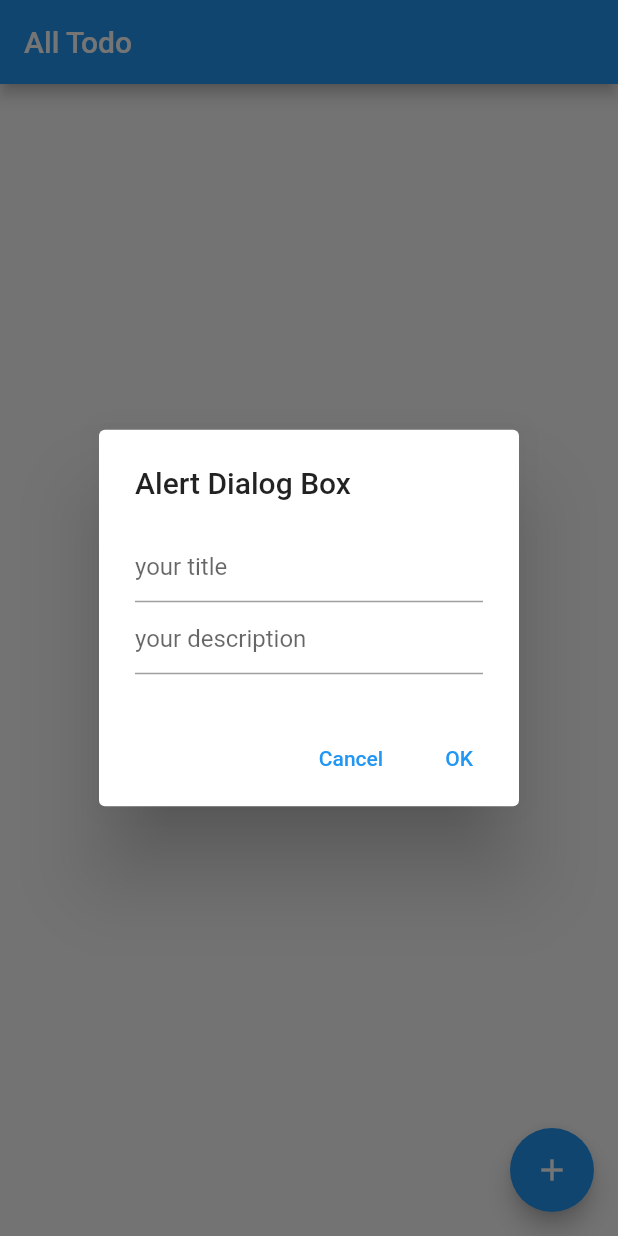
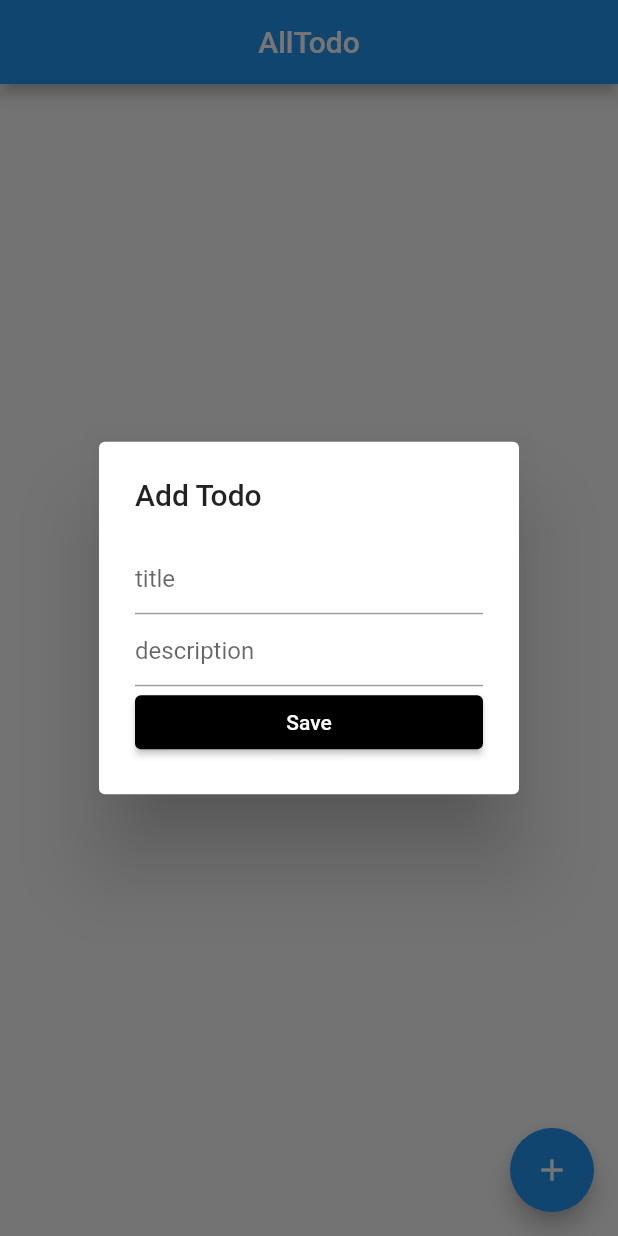
Before and after one commit to mscsapan/Todo-App, a Flutter app: the screen it shows after launch, after a tap on the "add" icon, on a phone screen of 412 x 824 dp. Run offline on Flutter 3.47's test engine with Material 2 defaults, Android fonts, the phone set to English and light mode, and no system bars; our stand-ins replace sqflite; accounts and stored records are empty.

Commit message:
Sql problem solve

```diff
--- a/lib/controller/controller.dart
+++ b/lib/controller/controller.dart
@@ -2,12 +2,19 @@ import 'package:flutter/material.dart';
 import 'package:todo_app/database/data_controller.dart';
 import 'package:todo_app/model/todo_model.dart';
 
-class StateController with ChangeNotifier {
+class StateController extends ChangeNotifier {
   Future<List<TodoModel>>? _getTodo;
+
   Future<List<TodoModel>> get getTodo => _getTodo!;
-  DatabaseController databaseController = DatabaseController.databaseController;
+  final DatabaseController? databaseController =
+      DatabaseController.databaseController;
 
   Future<List<TodoModel>> getQueryTodoList() async {
-    return _getTodo = databaseController.getAllTodo();
+    return _getTodo = databaseController!.getAllTodo();
+  }
+
+  void deleteItem(int id) {
+    databaseController!.deleteTodo(id);
+    notifyListeners();
   }
 }
--- a/lib/database/data_controller.dart
+++ b/lib/database/data_controller.dart
@@ -1,3 +1,5 @@
+import 'dart:io';
+
 import 'package:sqflite/sqflite.dart';
 import 'package:path_provider/path_provider.dart';
 import 'package:path/path.dart';
@@ -10,8 +12,8 @@ class DatabaseController {
       DatabaseController._dataController();
   static Database? _database;
   static const _databaseName = 'todo.db';
-  static const _tableName = 'todoTable';
-  static const int _version = 1;
+  static const _tableName = 'todo';
+  static const int _version = 4;
 
   Future<Database?> get myDatabase async {
     if (_database != null) return _database;
@@ -19,12 +21,12 @@ class DatabaseController {
   }
 
   _initializingDatabase() async {
-    var directory = await getApplicationDocumentsDirectory();
+    Directory directory = await getApplicationDocumentsDirectory();
     String path = join(directory.path, _databaseName);
     return await openDatabase(path, version: _version, onCreate: _onCreate);
   }
 
-  _onCreate(Database? database, int version) async {
+  Future<void> _onCreate(Database? database, int version) async {
     await database!.execute('''
     CREATE TABLE $_tableName(
     id INTEGER PRIMARY KEY AUTOINCREMENT,
@@ -37,25 +39,35 @@ class DatabaseController {
 
   Future<TodoModel> insertTodo(TodoModel todoModel) async {
     print('${todoModel.toTodoMap()} INSERTED Successfully');
-    Database? db = await myDatabase;
-    await db!.insert(_tableName, todoModel.toTodoMap());
+    Database? db = await databaseController.myDatabase;
+    await db!.insert(_tableName, todoModel.toTodoMap(),
+        conflictAlgorithm: ConflictAlgorithm.replace);
     return todoModel;
   }
 
   Future<List<TodoModel>> getAllTodo() async {
-    Database? db = await myDatabase;
+    Database? db = await databaseController.myDatabase;
     List<Map<String, dynamic>> result = await db!.query(_tableName);
-    return result.map((todo) => TodoModel.fromTodo(todo)).toList();
+    return List.generate(
+      result.length,
+      (i) => TodoModel(
+        id: result[i]['id'],
+        title: result[i]['title'],
+        description: result[i]['description'],
+        time: DateTime.parse(result[i]['time']),
+      ),
+    );
+    // return result.map((todo) => TodoModel.fromTodo(todo)).toList();
   }
 
-  Future<int> deleteTodo(int id) async {
-    Database? db = await myDatabase;
-    return await db!.delete(_tableName, where: 'id ==?', whereArgs: [id]);
+  Future deleteTodo(int id) async {
+    Database? db = await databaseController.myDatabase;
+    return await db!.delete(_tableName, where: 'id = ?', whereArgs: [id]);
   }
 
-  updateTodo(TodoModel todoModel) async {
-    Database? db = await myDatabase;
+  Future updateTodo(TodoModel todoModel) async {
+    Database? db = await databaseController.myDatabase;
     return db!.update(_tableName, todoModel.toTodoMap(),
-        where: 'id == ?', whereArgs: [todoModel.id]);
+        where: 'id = ?', whereArgs: [todoModel.id]);
   }
 }
--- a/lib/main.dart
+++ b/lib/main.dart
@@ -7,9 +7,9 @@ import 'screens/home.dart';
 void main() => runApp(
       MaterialApp(
         debugShowCheckedModeBanner: false,
-        home: ChangeNotifierProvider(
-          create: (BuildContext context) => StateController(),
-          child: Home(),
+        home: ChangeNotifierProvider<StateController>(
+          create: (_) => StateController(),
+          child: const Home(),
         ),
       ),
     );
--- a/lib/model/todo_model.dart
+++ b/lib/model/todo_model.dart
@@ -1,8 +1,8 @@
 class TodoModel {
   final int? id;
-  final String? title;
-  final String? description;
-  final DateTime? time;
+  final String title;
+  final String description;
+  final DateTime time;
 
   TodoModel({
     this.id,
@@ -22,7 +22,7 @@ class TodoModel {
       'id': id,
       'title': title,
       'description': description,
-      'time': time,
+      'time': time.toString(),
     };
   }
 }
--- a/lib/screens/home.dart
+++ b/lib/screens/home.dart
@@ -3,83 +3,67 @@ import 'package:provider/provider.dart';
 import 'package:todo_app/controller/controller.dart';
 import 'package:todo_app/database/data_controller.dart';
 import 'package:todo_app/model/todo_model.dart';
-import 'package:todo_app/views/input_view.dart';
+import 'package:todo_app/views/todo_view.dart';
+import 'package:todo_app/views/user_input.dart';
 
-class Home extends StatelessWidget {
-  TextEditingController titleController = TextEditingController();
-  TextEditingController descriptionController = TextEditingController();
-  final DatabaseController databaseController =
-      DatabaseController.databaseController;
+class Home extends StatefulWidget {
+  const Home({Key? key}) : super(key: key);
 
-  Future openDialog(BuildContext context) {
-    return showDialog(
-        barrierDismissible: false,
-        context: context,
-        builder: (BuildContext context) {
-          return AlertDialog(
-            title: const Text('Alert Dialog Box'),
-            content: InputView(
-              titleController: titleController,
-              descriptionController: descriptionController,
-            ),
-            actions: [
-              TextButton(
-                  onPressed: () => Navigator.pop(context),
-                  child: const Text('Cancel')),
-              TextButton(
-                  onPressed: () async {
-                    databaseController
-                        .insertTodo(
-                          TodoModel(
-                            title: titleController.text.trim(),
-                            description: descriptionController.text.trim(),
-                            time: DateTime.now(),
-                          ),
-                        )
-                        .whenComplete(() => print('Insert Success'));
-                    Navigator.of(context).pop();
-                  },
-                  child: const Text('OK')),
-            ],
-          );
-        });
+  @override
+  State<Home> createState() => _HomeState();
 }
+
+class _HomeState extends State<Home> {
+  DatabaseController dataController = DatabaseController.databaseController;
+
+  final TextEditingController titleController = TextEditingController();
+
+  final TextEditingController desController = TextEditingController();
 
   @override
   Widget build(BuildContext context) {
+    // var time = DateFormat.yMMM().format(DateTime.now());
     return Scaffold(
-      appBar: AppBar(title: const Text('All Todo')),
-      body: Container(
-          margin: const EdgeInsets.symmetric(horizontal: 10.0, vertical: 6.0),
-          width: double.infinity,
-          child: Consumer<StateController>(
-            builder: (BuildContext context, controller, _) {
+      appBar: AppBar(
+        title: const Text('AllTodo'),
+        centerTitle: true,
+      ),
+      body: Consumer<StateController>(
+        builder: (context, stateController, _) {
           return FutureBuilder<List<TodoModel>>(
-                  future: controller.getQueryTodoList(),
+            future: stateController.getQueryTodoList(),
             builder: (context, AsyncSnapshot<List<TodoModel>> snapshot) {
-                    return snapshot.hasData
-                        ? ListView.builder(
+              if (!snapshot.hasData) {
+                return const Center(child: Text('Loading..'));
+              }
+              return snapshot.data!.isEmpty
+                  ? const Center(child: Text('No Data Available'))
+                  : ListView.builder(
                       itemCount: snapshot.data!.length,
                       itemBuilder: (context, index) {
-                              final TodoModel model = snapshot.data![index];
-                              return ListTile(
-                                title: Text(model.title.toString()),
-                                subtitle: Text(model.description.toString()),
-                                trailing: Text(model.time!.minute.toString()),
+                        final model = snapshot.data![index];
+                        return TodoView(
+                          id: model.id!,
+                          title: model.title,
+                          description: model.description,
+                          time: model.time,
                         );
-                            })
-                        : const Center(
-                            child: Text(
-                              'No Data Found',
-                              style: TextStyle(fontSize: 30.0),
+                      },
+                    );
+            },
+          );
+        },
       ),
-                          );
+      floatingActionButton: FloatingActionButton(
+        onPressed: () async {
+          showDialog(
+              context: context,
+              builder: (context) {
+                return UserInput(
+                    titleController: titleController,
+                    descriptionController: desController);
               });
         },
-          )),
-      floatingActionButtonLocation: FloatingActionButtonLocation.endFloat,
-      floatingActionButton: FloatingActionButton(
-        onPressed: () => openDialog(context),
         child: const Icon(Icons.add),
       ),
     );
--- a/lib/views/input_view.dart
+++ b/lib/views/input_field.dart
@@ -23,6 +23,7 @@ class InputView extends StatelessWidget {
         ),
         TextField(
           controller: descriptionController,
+          maxLines: 3,
           decoration: const InputDecoration(
               border: UnderlineInputBorder(
                   borderSide: BorderSide(color: Colors.grey)),
--- /dev/null
+++ b/lib/views/user_input.dart
@@ -0,0 +1,60 @@
+import 'package:flutter/material.dart';
+import 'package:todo_app/database/data_controller.dart';
+import 'package:todo_app/model/todo_model.dart';
+
+class UserInput extends StatelessWidget {
+  UserInput(
+      {Key? key,
+      required this.titleController,
+      required this.descriptionController})
+      : super(key: key);
+  TextEditingController titleController = TextEditingController();
+  TextEditingController descriptionController = TextEditingController();
+  final DatabaseController data = DatabaseController.databaseController;
+
+  @override
+  Widget build(BuildContext context) {
+    return AlertDialog(
+      title: const Text('Add Todo'),
+      content: Column(
+        mainAxisSize: MainAxisSize.min,
+        children: [
+          TextField(
+            controller: titleController,
+            decoration: const InputDecoration(hintText: 'title'),
+          ),
+          TextField(
+            controller: descriptionController,
+            decoration: const InputDecoration(hintText: 'description'),
+          ),
+          SizedBox(
+            width: double.infinity,
+            child: ElevatedButton(
+                style: ButtonStyle(
+                    backgroundColor:
+                        MaterialStateProperty.all<Color>(Colors.black)),
+                onPressed: () async {
+                  await data
+                      .insertTodo(
+                    TodoModel(
+                      title: titleController.text.trim(),
+                      description: descriptionController.text.trim(),
+                      time: DateTime.now(),
+                    ),
+                  )
+                      .then((value) {
+                    debugPrint('Todo Added Success');
+                    debugPrint(titleController.text);
+                    debugPrint(descriptionController.text);
+                    titleController.text = ' ';
+                    descriptionController.text = ' ';
+                    Navigator.of(context).pop();
+                  });
+                },
+                child: const Text('Save')),
+          )
+        ],
+      ),
+    );
+  }
+}
```
Also changed, not shown: lib/views/todo_view.dart (added, +51 -0 lines). Lines whose indentation alone changed are shown as unchanged.
